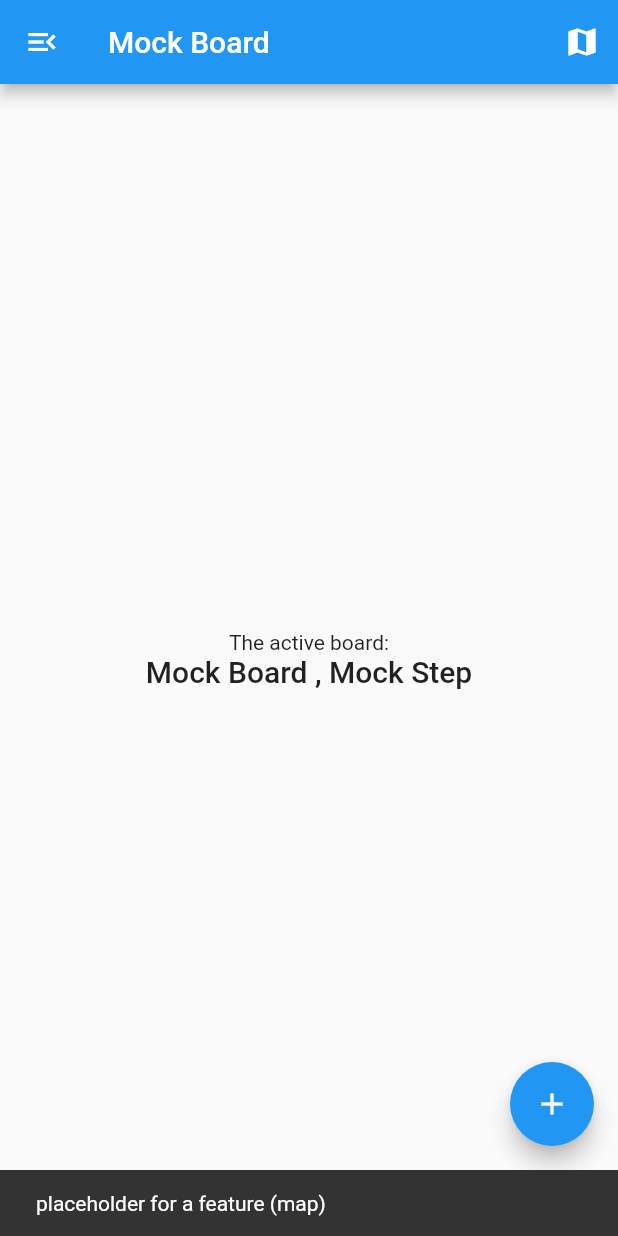
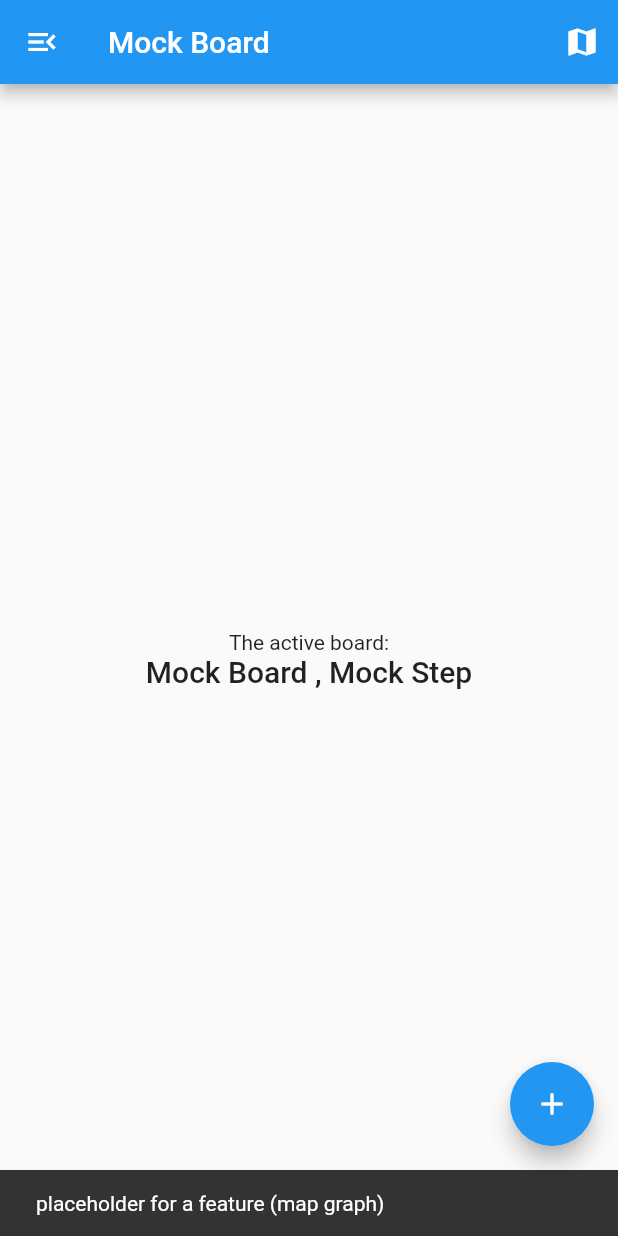
Before and after one commit to DotdotBat/task_graph, a Flutter app: the screen it shows after launch, after a tap on the "map" icon, on a phone screen of 412 x 824 dp. Run offline on Flutter 3.47's test engine with Material 2 defaults, Android fonts, the phone set to English and light mode, and no system bars.

Commit message:
useless second commit

```diff
--- a/lib/main.dart
+++ b/lib/main.dart
@@ -54,7 +54,7 @@ class _MyHomePageState extends State<MyHomePage> {
               icon: Icon(Icons.map),
               onPressed: () {
                 ScaffoldMessenger.of(context).showSnackBar(
-                    SnackBar(content: Text("placeholder for a feature (map)")));
+                    SnackBar(content: Text("placeholder for a feature (map graph)")));
               },
             )
           ],
```
